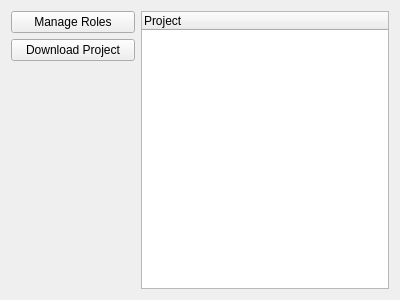
Qt form meg_runtime/ui/mainpanel.ui (ibedard16/Runtime) before a commit.
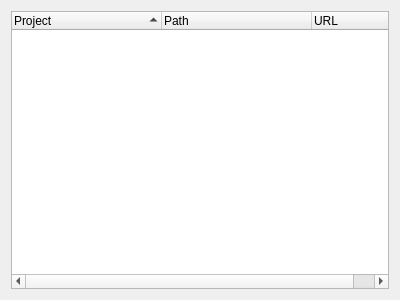
The same form after that commit.

Commit message: Update UI main panel to handle repositories from configuration correctly

Patch:
```diff
--- a/meg_runtime/ui/mainpanel.ui
+++ b/meg_runtime/ui/mainpanel.ui
@@ -13,65 +13,63 @@
   <property name="windowTitle">
    <string/>
   </property>
-  <layout class="QHBoxLayout" name="hoirzontalLayout" stretch="1,2">
-   <item>
-    <widget class="QWidget" name="verticalLayoutWidget" native="true">
-     <layout class="QVBoxLayout" name="verticalLayout" stretch="1,1,0">
-      <property name="leftMargin">
-       <number>0</number>
-      </property>
-      <property name="topMargin">
-       <number>0</number>
-      </property>
-      <property name="rightMargin">
-       <number>0</number>
-      </property>
-      <property name="bottomMargin">
-       <number>11</number>
-      </property>
-      <item>
-       <widget class="QPushButton" name="rolesButton">
-        <property name="text">
-         <string>Manage Roles</string>
-        </property>
-       </widget>
-      </item>
-      <item>
-       <widget class="QPushButton" name="downloadButton">
-        <property name="text">
-         <string>Download Project</string>
-        </property>
-       </widget>
-      </item>
-      <item>
-       <spacer name="verticalSpacer">
-        <property name="orientation">
-         <enum>Qt::Vertical</enum>
-        </property>
-        <property name="sizeHint" stdset="0">
-         <size>
-          <width>20</width>
-          <height>211</height>
-         </size>
-        </property>
-       </spacer>
-      </item>
-     </layout>
-    </widget>
-   </item>
-   <item>
+  <layout class="QGridLayout" name="gridLayout">
+   <item row="0" column="0">
     <widget class="QTreeWidget" name="treeWidget">
+     <property name="editTriggers">
+      <set>QAbstractItemView::DoubleClicked</set>
+     </property>
+     <property name="alternatingRowColors">
+      <bool>true</bool>
+     </property>
+     <property name="textElideMode">
+      <enum>Qt::ElideRight</enum>
+     </property>
+     <property name="uniformRowHeights">
+      <bool>true</bool>
+     </property>
+     <property name="itemsExpandable">
+      <bool>false</bool>
+     </property>
+     <property name="sortingEnabled">
+      <bool>true</bool>
+     </property>
+     <property name="expandsOnDoubleClick">
+      <bool>false</bool>
+     </property>
+     <property name="columnCount">
+      <number>3</number>
+     </property>
+     <attribute name="headerCascadingSectionResizes">
+      <bool>true</bool>
+     </attribute>
+     <attribute name="headerMinimumSectionSize">
+      <number>50</number>
+     </attribute>
+     <attribute name="headerDefaultSectionSize">
+      <number>150</number>
+     </attribute>
+     <attribute name="headerShowSortIndicator" stdset="0">
+      <bool>true</bool>
+     </attribute>
+     <attribute name="headerStretchLastSection">
+      <bool>true</bool>
+     </attribute>
      <column>
       <property name="text">
        <string>Project</string>
       </property>
-      <property name="text">
-       <string>URL</string>
-      </property>
+     </column>
+     <column>
       <property name="text">
        <string>Path</string>
       </property>
      </column>
+     <column>
+      <property name="text">
+       <string>URL</string>
+      </property>
+     </column>
     </widget>
    </item>
   </layout>
```
Left out of the diff: 2 changed lines with no effect on the pictures. The commit also changes 3 other files.
